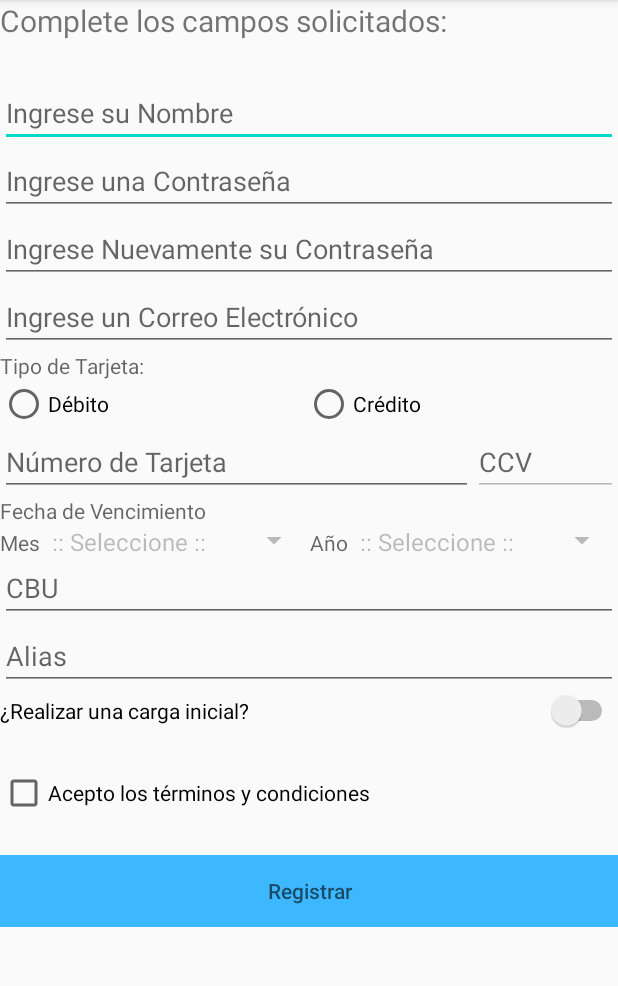
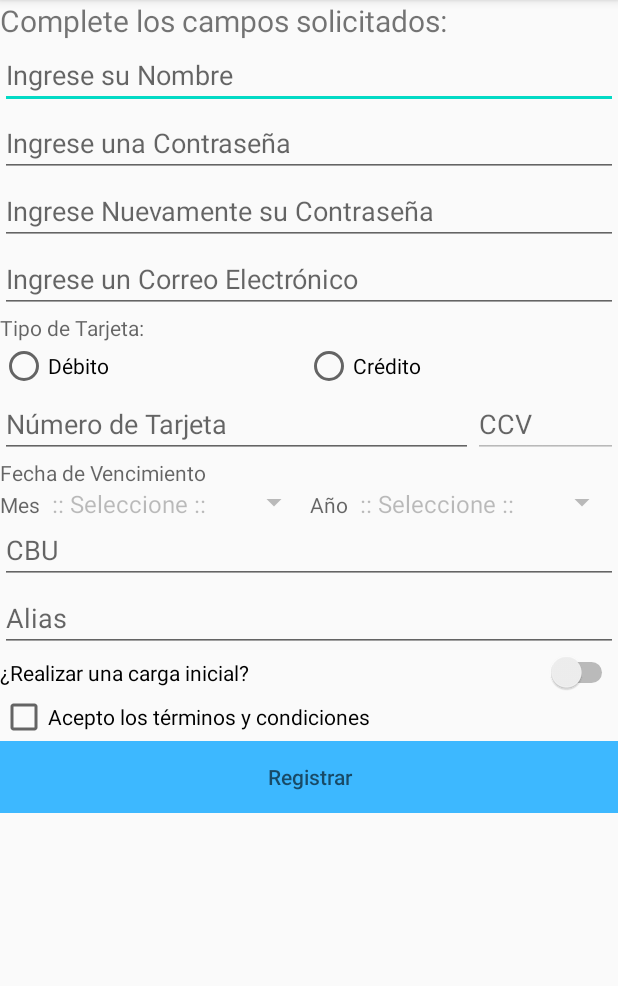
Before and after one commit to franfanton/SendMeal, an Android app: the screen it shows after launch (MainActivity), on a phone screen of 412 x 824 dp, the part 84-1070 px from its top. Run offline under Robolectric (Android 15) with nearby library versions, the phone set to English and light mode, and no system bars.

Commit message:
acomodamos las dimensiones para que se vea el boton "Registrar" y modificamos el control del mes de vencimiento

```diff
--- a/app/src/main/res/layout/activity_main.xml
+++ b/app/src/main/res/layout/activity_main.xml
@@ -18,8 +18,7 @@
         android:layout_width="match_parent"
         android:layout_height="wrap_content"
         android:hint="@string/nombre"
-        android:inputType="text"
-        android:layout_marginTop="@dimen/margenes_superiores"/>
+        android:inputType="text" />
 
     <EditText
         android:id="@+id/contrasenia1"
@@ -71,7 +70,7 @@
             android:layout_weight="75"
             android:hint="@string/tarjeta"
             android:inputType="number"
-            />
+            android:maxLength="12"/>
         <EditText
             android:id="@+id/codigoCCV"
             android:layout_width="wrap_content"
@@ -79,7 +78,8 @@
             android:layout_weight="25"
             android:hint="@string/ccv"
             android:inputType="number"
-            android:enabled="false"/>
+            android:enabled="false"
+            android:maxLength="3"/>
     </LinearLayout>
     <TextView
         android:layout_width="match_parent"
@@ -122,14 +122,16 @@
         android:layout_width="match_parent"
         android:layout_height="wrap_content"
         android:hint="@string/cbu"
-        android:inputType="number"/>
+        android:inputType="number"
+        android:maxLength="22"/>
 
     <EditText
         android:id="@+id/alias"
         android:layout_width="match_parent"
         android:layout_height="wrap_content"
         android:hint="@string/alias"
-        android:inputType="number"/>
+        android:inputType="number"
+        android:maxLength="20"/>
 
     <LinearLayout
         android:layout_width="match_parent"
@@ -162,7 +164,6 @@
 
     <CheckBox
         android:id="@+id/terminosycondiciones"
-        android:layout_marginTop="@dimen/margenes_superiores"
         android:layout_width="wrap_content"
         android:layout_height="wrap_content"
         android:text="@string/term_cond" />
@@ -171,7 +172,6 @@
         android:id="@+id/botonregistrarme"
         android:layout_width="match_parent"
         android:layout_height="wrap_content"
-        android:layout_marginTop="@dimen/margenes_superiores"
         android:background="@color/btnRegistro"
         android:hint="@string/registrar"
         android:onClick="Registrar"
--- a/app/src/main/res/values/dimens.xml
+++ b/app/src/main/res/values/dimens.xml
@@ -1,6 +1,5 @@
 <?xml version="1.0" encoding="utf-8"?>
 <resources>
     <dimen name="tam_textos">14sp</dimen>
-    <dimen name="margenes_superiores">4mm</dimen>
     <dimen name="margenes_inferior">10dp</dimen>
 </resources>
```
Also changed, not shown: app/src/main/java/com/example/lab1/MainActivity.java (+15 -2 lines).
